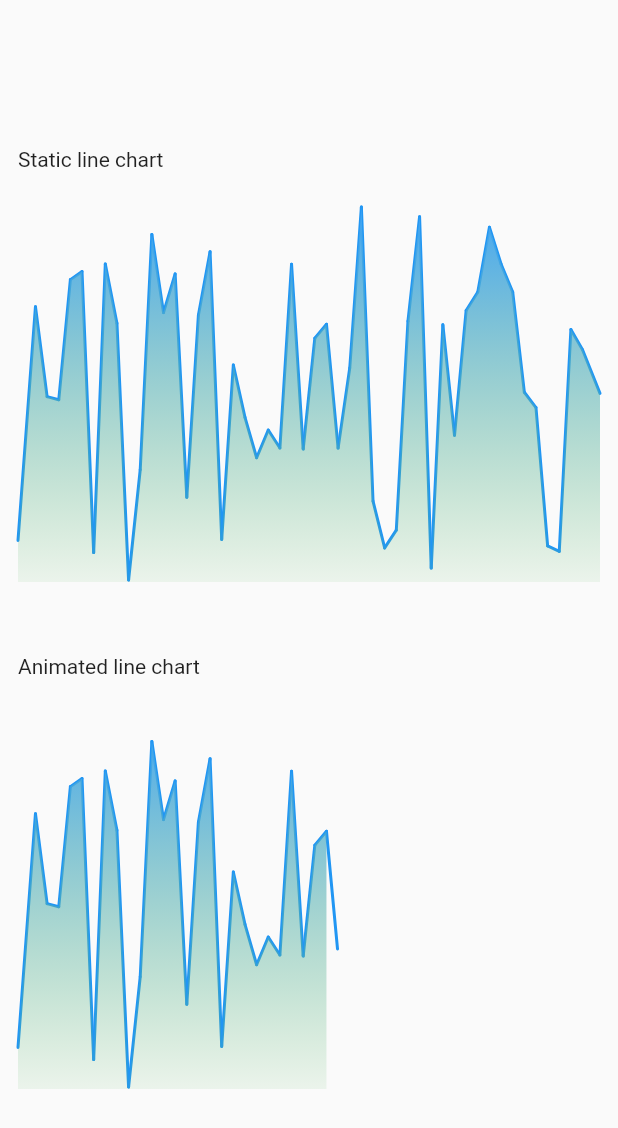
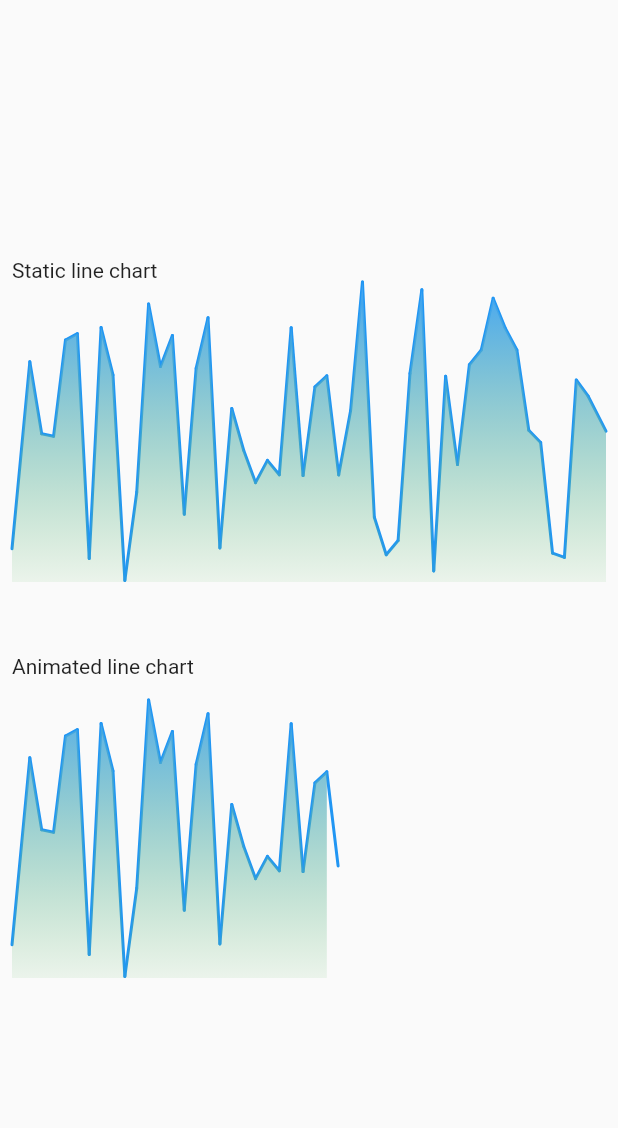
Before and after one commit to vferreirati/Custom-Render-Objects, a Flutter app: the screen it shows after launch, after a tap on "Animated Line Chart", on a phone screen of 412 x 824 dp. Shown: the top 1128 px of the screen. Run offline on Flutter 3.47's test engine with Material 2 defaults, Android fonts, the phone set to English and light mode, and no system bars; our stand-ins replace go_router.

Commit message:
refactor into render object

```diff
--- a/lib/src/features/line_chart/line_chart_screen.dart
+++ b/lib/src/features/line_chart/line_chart_screen.dart
@@ -1,46 +1,27 @@
-import 'dart:math';
-
 import 'package:flutter/material.dart';
 
 import 'widgets/animated_line_chart.dart';
 import 'widgets/line_chart.dart';
 
-class LineChartScreen extends StatefulWidget {
+class LineChartScreen extends StatelessWidget {
   const LineChartScreen({
     super.key,
+    required this.offsets,
   });
 
-  @override
-  State<LineChartScreen> createState() => _LineChartScreenState();
-}
-
-class _LineChartScreenState extends State<LineChartScreen>
-    with SingleTickerProviderStateMixin {
-  late List<Offset> offsets;
-
-  @override
-  void initState() {
-    super.initState();
-
-    _generateOffsets();
-  }
+  final List<Offset> offsets;
 
   @override
   Widget build(BuildContext context) {
     return Scaffold(
-      body: Column(
-        crossAxisAlignment: CrossAxisAlignment.start,
-        children: [
-          const Spacer(),
-          const Padding(
-            padding: EdgeInsets.all(12.0),
-            child: Text('Static line chart'),
-          ),
-          Container(
-            height: 250.0,
-            width: double.infinity,
-            margin: const EdgeInsets.all(12.0),
-            child: LineChart(
+      body: Padding(
+        padding: const EdgeInsets.all(8.0),
+        child: Column(
+          crossAxisAlignment: CrossAxisAlignment.start,
+          children: [
+            const Spacer(),
+            const Text('Static line chart'),
+            LineChart(
               offsets: offsets,
               lineColor: Colors.blue,
               lineGradient: LinearGradient(
@@ -51,18 +32,11 @@ class _LineChartScreenState extends State<LineChartScreen>
                 begin: Alignment.topCenter,
                 end: Alignment.bottomCenter,
               ),
+              height: 200,
             ),
-          ),
-          const SizedBox(height: 24),
-          const Padding(
-            padding: EdgeInsets.all(12.0),
-            child: Text('Animated line chart'),
-          ),
-          Container(
-            height: 250.0,
-            width: double.infinity,
-            margin: const EdgeInsets.all(12.0),
-            child: AnimatedLineChart(
+            const SizedBox(height: 48),
+            const Text('Animated line chart'),
+            AnimatedLineChart(
               offsets: offsets,
               lineColor: Colors.blue,
               lineGradient: LinearGradient(
@@ -73,22 +47,12 @@ class _LineChartScreenState extends State<LineChartScreen>
                 begin: Alignment.topCenter,
                 end: Alignment.bottomCenter,
               ),
+              height: 200,
             ),
-          ),
-          const Spacer(),
-        ],
+            const Spacer(),
+          ],
+        ),
       ),
     );
   }
-
-  void _generateOffsets() {
-    final random = Random();
-
-    setState(() {
-      offsets = List.generate(
-        50,
-        (index) => Offset(index.toDouble(), random.nextDouble() * 250),
-      );
-    });
-  }
 }
--- a/lib/src/features/line_chart/widgets/animated_line_chart.dart
+++ b/lib/src/features/line_chart/widgets/animated_line_chart.dart
@@ -1,21 +1,21 @@
 import 'package:flutter/material.dart';
 
-import 'animated_line_chart_painter.dart';
+import 'line_chart.dart';
 
-// TODO: This could be an ImplicityAnimatedWidget thingy
 class AnimatedLineChart extends StatefulWidget {
-  /// Duration of the animation in milliseconds
-  final int animationDuration;
   final List<Offset> offsets;
   final Color lineColor;
   final Gradient lineGradient;
+  final double height;
+  final Duration duration;
 
   const AnimatedLineChart({
     super.key,
     required this.offsets,
     required this.lineColor,
     required this.lineGradient,
-    this.animationDuration = 2000,
+    required this.height,
+    this.duration = const Duration(seconds: 2),
   });
 
   @override
@@ -28,14 +28,12 @@ class _AnimatedLineChartState extends State<AnimatedLineChart>
 
   @override
   void initState() {
-    super.initState();
-
     _controller = AnimationController(
       vsync: this,
-      duration: Duration(
-        milliseconds: widget.animationDuration,
-      ),
+      duration: widget.duration,
     )..forward();
+
+    super.initState();
   }
 
   @override
@@ -48,13 +46,12 @@ class _AnimatedLineChartState extends State<AnimatedLineChart>
   Widget build(BuildContext context) {
     return ValueListenableBuilder(
       valueListenable: _controller,
-      builder: (context, value, child) => CustomPaint(
-        painter: AnimatedLineChartPainter(
-          lineColor: widget.lineColor,
-          offsets: widget.offsets,
-          lineGradient: widget.lineGradient,
-          animationScale: value,
-        ),
+      builder: (context, value, child) => LineChart(
+        lineColor: widget.lineColor,
+        offsets: widget.offsets,
+        lineGradient: widget.lineGradient,
+        height: widget.height,
+        animationScale: value,
       ),
     );
   }
--- a/lib/src/features/line_chart/widgets/line_chart.dart
+++ b/lib/src/features/line_chart/widgets/line_chart.dart
@@ -2,27 +2,137 @@ import 'package:flutter/material.dart';
 
 import 'animated_line_chart_painter.dart';
 
-// TODO: This could be the render object widget itself
-class LineChart extends StatelessWidget {
+class LineChart extends LeafRenderObjectWidget {
   final List<Offset> offsets;
   final Color lineColor;
   final Gradient lineGradient;
+  final double animationScale;
+  final double height;
 
   const LineChart({
     super.key,
     required this.offsets,
     required this.lineColor,
     required this.lineGradient,
+    required this.height,
+    this.animationScale = 1.0,
   });
 
   @override
-  Widget build(BuildContext context) {
-    return CustomPaint(
-      painter: AnimatedLineChartPainter(
-        lineColor: lineColor,
-        offsets: offsets,
-        lineGradient: lineGradient,
-      ),
+  RenderLineChart createRenderObject(BuildContext context) {
+    return RenderLineChart(
+      height: height,
+      animationScale: animationScale,
+      lineColor: lineColor,
+      lineGradient: lineGradient,
+      offsets: offsets,
     );
   }
+
+  @override
+  void updateRenderObject(
+    BuildContext context,
+    covariant RenderLineChart renderObject,
+  ) {
+    renderObject.animationScale = animationScale;
+    renderObject.height = height;
+    renderObject.lineColor = lineColor;
+    renderObject.lineGradient = lineGradient;
+    renderObject.offsets = offsets;
+  }
 }
+
+class RenderLineChart extends RenderBox {
+  RenderLineChart({
+    required List<Offset> offsets,
+    required Color lineColor,
+    required Gradient lineGradient,
+    required double animationScale,
+    required double height,
+  }) {
+    _offsets = offsets;
+    _lineColor = lineColor;
+    _lineGradient = lineGradient;
+    _animationScale = animationScale;
+    _height = height;
+  }
+
+  late List<Offset> _offsets;
+  List<Offset> get offsets => _offsets;
+  set offsets(List<Offset> value) {
+    if (value == _offsets) return;
+
+    _offsets = value;
+
+    // Only paint since the layout dimensions are still the same
+    markNeedsPaint();
+  }
+
+  late Color _lineColor;
+  Color get lineColor => _lineColor;
+  set lineColor(Color value) {
+    if (value == _lineColor) return;
+
+    _lineColor = value;
+
+    // Only paint since the layout dimensions are still the same
+    markNeedsPaint();
+  }
+
+  late Gradient _lineGradient;
+  Gradient get lineGradient => _lineGradient;
+  set lineGradient(Gradient value) {
+    if (value == _lineGradient) return;
+
+    _lineGradient = value;
+
+    // Only paint since the layout dimensions are still the same
+    markNeedsPaint();
+  }
+
+  late double _animationScale;
+  double get animationScale => _animationScale;
+  set animationScale(double value) {
+    if (value == _animationScale) return;
+
+    _animationScale = value;
+
+    // Only paint since the layout dimensions are still the same
+    markNeedsPaint();
+  }
+
+  late double _height;
+  double get height => _height;
+  set height(double value) {
+    if (value == _height) return;
+
+    _height = value;
+
+    markNeedsLayout();
+  }
+
+  AnimatedLineChartPainter get painter => AnimatedLineChartPainter(
+        lineColor: lineColor,
+        lineGradient: lineGradient,
+        offsets: offsets,
+        animationScale: animationScale,
+      );
+
+  @override
+  void performLayout() {
+    final computedSize = Size(constraints.maxWidth, height);
+
+    size = constraints.constrain(computedSize);
+  }
+
+  @override
+  void paint(PaintingContext context, Offset offset) {
+    final canvas = context.canvas
+      ..save()
+      ..translate(offset.dx, offset.dy);
+
+    painter.paint(canvas, size);
+
+    canvas.restore();
+  }
+}
--- a/lib/src/render_object_application.dart
+++ b/lib/src/render_object_application.dart
@@ -1,3 +1,5 @@
+import 'dart:math';
+
 import 'package:flutter/material.dart';
 import 'package:go_router/go_router.dart';
 
@@ -31,7 +33,18 @@ class _RenderObjectApplicationState extends State<RenderObjectApplication> {
       ),
       GoRoute(
         path: '/line_chart',
-        builder: (context, state) => const LineChartScreen(),
+        builder: (context, state) {
+          final random = Random();
+
+          final offsets = List.generate(
+            50,
+            (index) => Offset(index.toDouble(), random.nextDouble() * 250),
+          );
+
+          return LineChartScreen(
+            offsets: offsets,
+          );
+        },
       ),
     ],
   );
```
